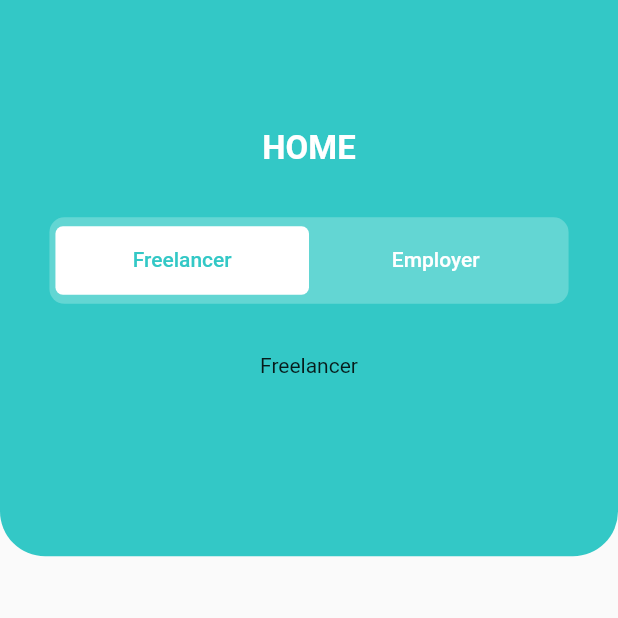
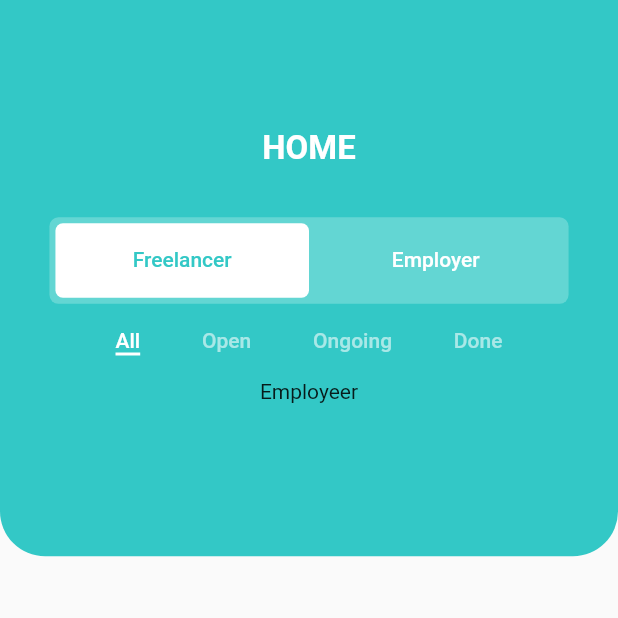
Before and after one commit to Elio-Muculo/Flutter_Repo, a Flutter app: the Home screen opened directly, on a phone screen of 412 x 824 dp, the top half of it. Run offline on Flutter 3.47's test engine with Material 2 defaults, Android fonts, the phone set to English and light mode, and no system bars; our stand-ins replace device_preview, sizer.

Commit message:
fix tabview problem

```diff
--- a/lib/Task UI/Componentes/Home.dart
+++ b/lib/Task UI/Componentes/Home.dart
@@ -93,10 +93,10 @@ class _TabsState extends State<Tabs> with TickerProviderStateMixin {
               child: Container(
                 decoration: BoxDecoration(
                   color: const Color(0xFF63d6d3),
-                  borderRadius: BorderRadius.circular(10),
+                  borderRadius: BorderRadius.circular(6),
                 ),
                 child: TabBar(
-                  padding: const EdgeInsets.symmetric(vertical: 6, horizontal: 4),
+                  padding: const EdgeInsets.symmetric(vertical: 4, horizontal: 4),
                   unselectedLabelColor: Colors.white,
                   labelColor: const Color(0xFF33c8c6),
                   indicator: BoxDecoration(
@@ -126,21 +126,69 @@ class _TabsState extends State<Tabs> with TickerProviderStateMixin {
   }
 }
 
-class Freelancer extends StatelessWidget {
+
+class Freelancer extends StatefulWidget {
   const Freelancer({Key? key}) : super(key: key);
+
+  @override
+  State<Freelancer> createState() => _FreelancerState();
+}
+
+class _FreelancerState extends State<Freelancer> with TickerProviderStateMixin {
+  late TabController tabController;
+
+  @override
+  void initState() {
+    tabController = TabController(length: 4, vsync: this);
+    super.initState();
+  }
+
+  @override
+  void dispose() {
+    tabController.dispose();
+    super.dispose();
+  }
 
   @override
   Widget build(BuildContext context) {
     return Column(
-        mainAxisAlignment: MainAxisAlignment.center,
-        children: [
-          Container(
-              child: const Text(
-                'Freelancer',
-                // style: TextStyle(color: Color.fromARGB(0, 0, 0, 0)),
-            ),
+      mainAxisAlignment: MainAxisAlignment.center,
+      children: [
+        Column(
+          mainAxisAlignment: MainAxisAlignment.center,
+          children: [
+            Container(
+              padding: EdgeInsets.symmetric(horizontal: 4.h, vertical: 2.w),
+                child: TabBar(
+                  isScrollable: true,
+                  labelPadding: EdgeInsets.symmetric(horizontal: 5.w),
+                  indicatorSize: TabBarIndicatorSize.label,
+                  unselectedLabelColor: const Color.fromARGB(147, 255, 255, 255),
+                  labelColor: const Color.fromARGB(255, 255, 255, 255),
+                  indicatorColor: Colors.white,
+                  controller: tabController,
+                  tabs: const [
+                    Text('All'),
+                    Text('Open'),
+                    Text('Ongoing'),
+                    Text('Done'),
+                  ]
+                ),
+              ),
+          ],
+        ),
+       Expanded(
+         child: TabBarView(
+            controller: tabController,
+            children: const [
+              Employeer(),
+              Employeer(),
+              Employeer(),
+              Employeer()
+            ]
           ),
-        ],
+       ),
+      ],
     );
   }
 }
```
